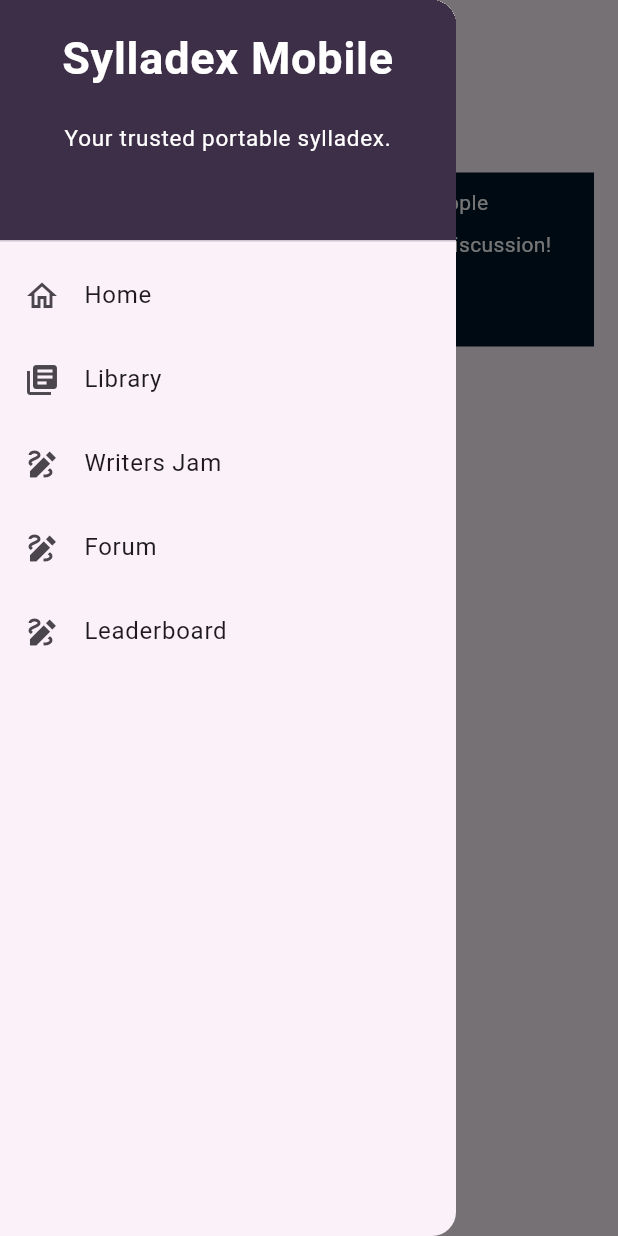
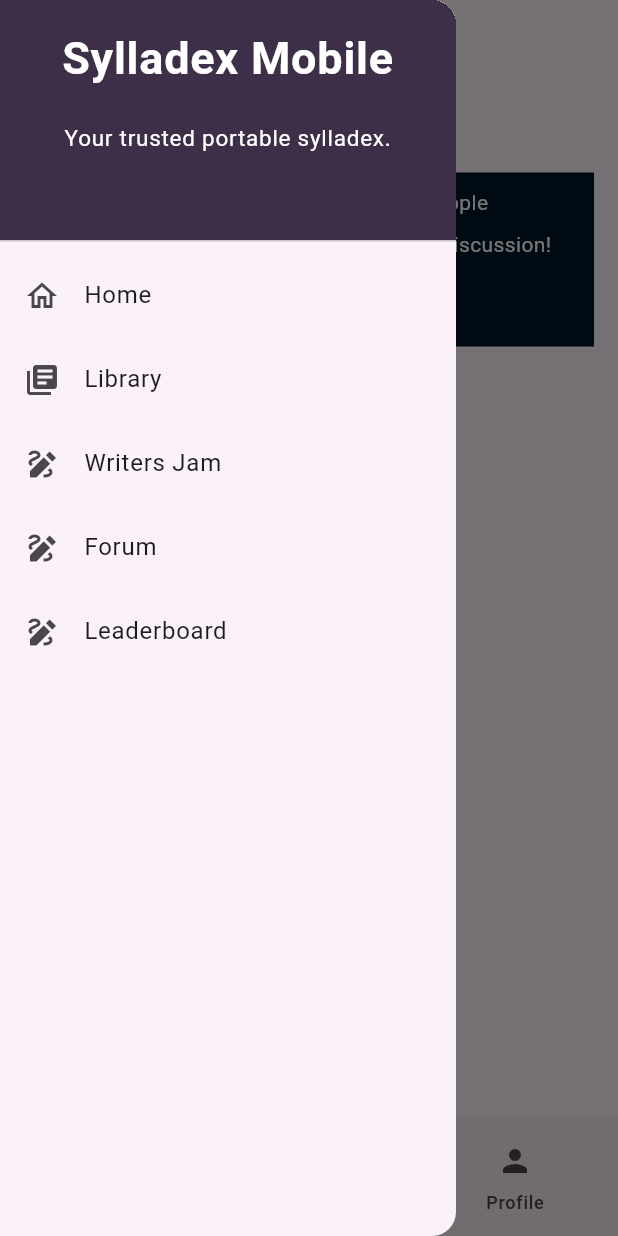
Before and after one commit to NawalaPatra-e12/NawalaPatra-Mobile, a Flutter app: the ForumPage screen opened directly, with the side drawer open, on a phone screen of 412 x 824 dp. Run offline on Flutter 3.47's test engine with Material 2 defaults, Android fonts, the phone set to English and light mode, and no system bars; our stand-ins replace shared_preferences; missing offline and left inert: pbp_django_auth; accounts and stored records are empty; Roboto replaces fonts that are missing (Kidstock).

```diff
--- a/lib/forum/forum.dart
+++ b/lib/forum/forum.dart
@@ -96,8 +96,7 @@ class _ProductPageState extends State<ForumPage> {
                 description: discussion.fields.description,
                 replies: discussion.fields.replies, // You may need to fetch replies for each discussion
                 onReplyPressed: () {
-                      showReplySubmissionDialog(discussion);
-
+                    showReplySubmissionDialog(discussion);
                   // TODO: Implement logic to add new reply
                   // You can show a modal or navigate to a new screen for reply submission
                 },
@@ -105,6 +104,7 @@ class _ProductPageState extends State<ForumPage> {
           ],
         ),
       ),
+        bottomNavigationBar: NavigationBarApp(),
     );
   }
 
@@ -217,7 +217,7 @@ class DiscussionCard extends StatelessWidget {
   final String user;
   final String date;
   final String description;
-  final List<Map<String, dynamic>> replies;
+  final List<Reply> replies;
   final VoidCallback onReplyPressed;
 
   DiscussionCard({
@@ -314,7 +314,6 @@ class ReplyItem extends StatelessWidget {
         ),
         const Divider(),
       ],
-        bottomNavigationBar: NavigationBarApp(),
     );
   }
 }
@@ -336,16 +335,3 @@ class Fields {
     required this.replies,
   });
 }
-
-
-class Reply {
-  int user;
-  String text;
-  DateTime date;
-
-  Reply({
-    required this.user,
-    required this.text,
-    required this.date,
-  });
-}
--- a/lib/models/discussion.dart
+++ b/lib/models/discussion.dart
@@ -32,29 +32,61 @@ class Product {
     };
 }
 
+class Reply {
+  int user;
+  String text;
+  DateTime date;
+
+  Reply({
+    required this.user,
+    required this.text,
+    required this.date,
+  });
+
+  factory Reply.fromJson(Map<String, dynamic> json) => Reply(
+        user: json["user"],
+        text: json["text"],
+        date: DateTime.parse(json["date"]),
+      );
+
+  Map<String, dynamic> toJson() => {
+        "user": user,
+        "text": text,
+        "date": date.toIso8601String(),
+      };
+}
+
+
 class Fields {
   int user;
   DateTime date;
   String description;
+  List<Reply> replies; // Change the type to List<Reply>
 
   Fields({
     required this.user,
     required this.date,
     required this.description,
+    required this.replies,
   });
 
   factory Fields.fromJson(Map<String, dynamic> json) => Fields(
         user: json["user"],
         date: DateTime.parse(json["date"]),
         description: json["description"],
+        replies: (json["replies"] as List<dynamic>)
+            .map((replyJson) => Reply.fromJson(replyJson))
+            .toList(),
       );
 
   Map<String, dynamic> toJson() => {
         "user": user,
         "date": "${date.year.toString().padLeft(4, '0')}-${date.month.toString().padLeft(2, '0')}-${date.day.toString().padLeft(2, '0')}",
         "description": description,
+        "replies": replies.map((reply) => reply.toJson()).toList(),
       };
 }
+
 
 enum Model {
     FORUM_DISCUSSION
```
Lines whose indentation alone changed are shown as unchanged.
